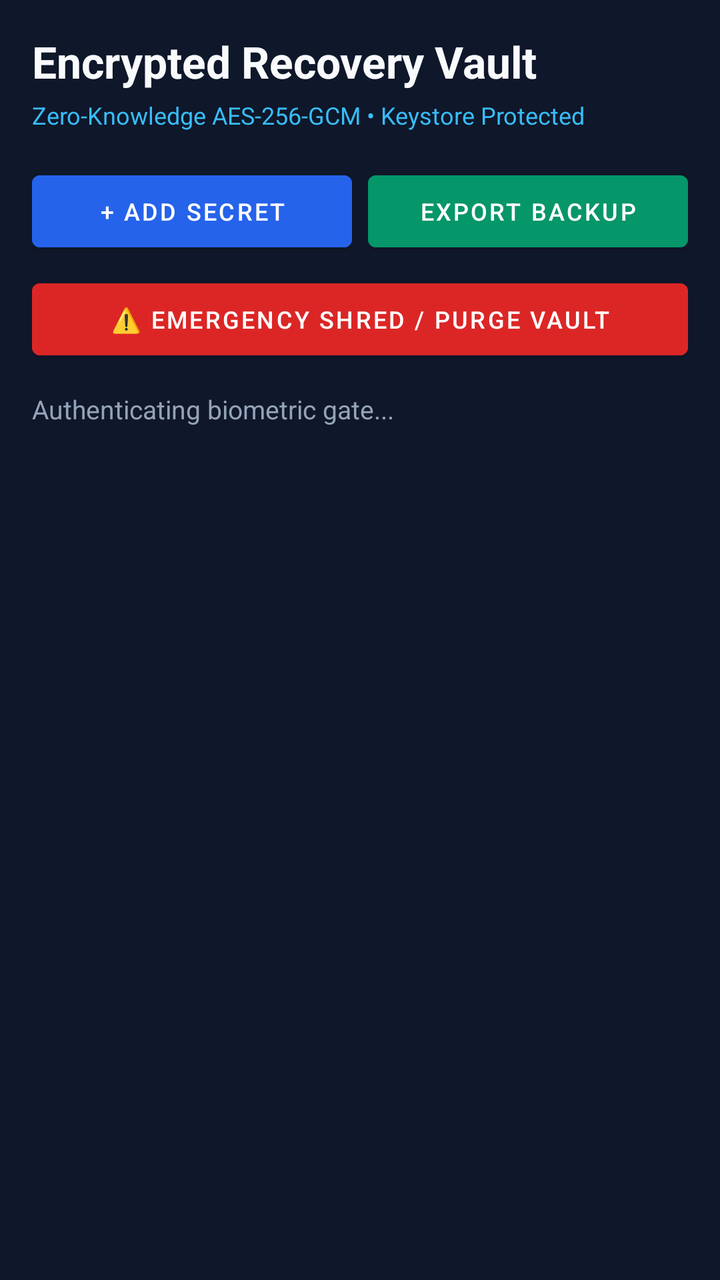
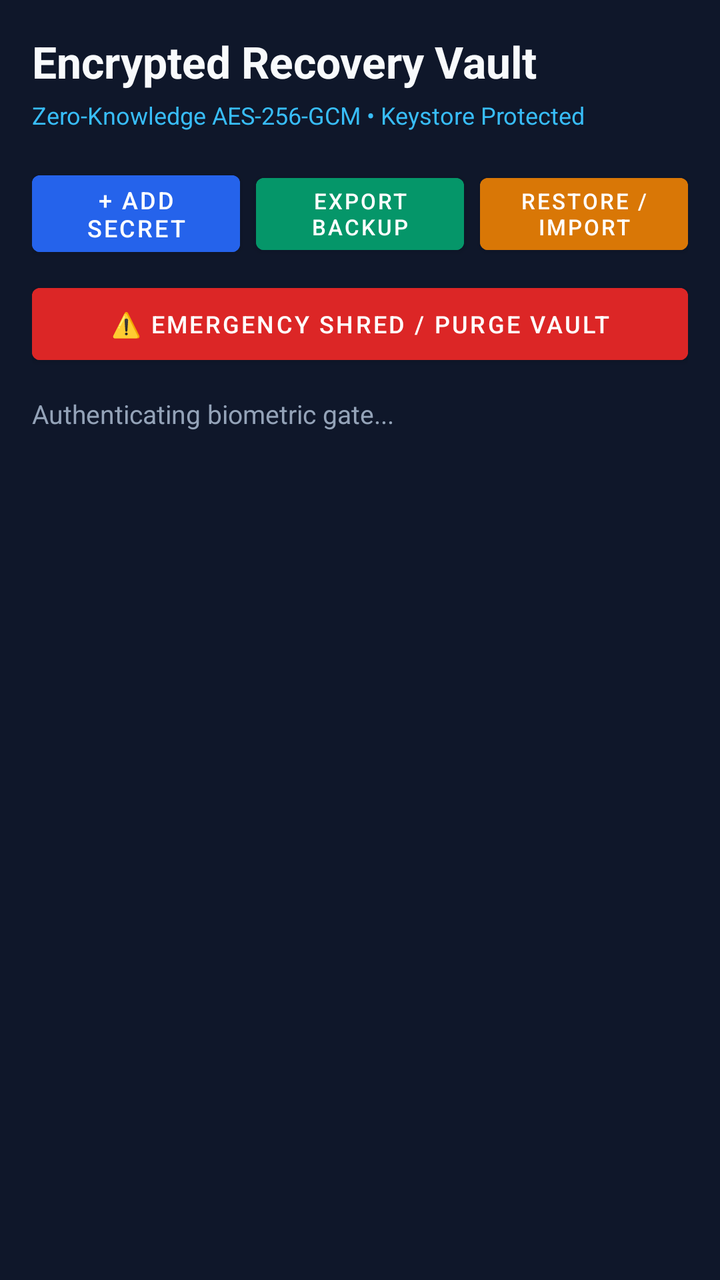

The first picture is an Android layout as it rendered before a commit; the second is the same layout after the commit. The layout source and the unified diff follow.
<!-- AndroidManifest.xml: application theme Theme.Admin -->
<!-- res/layout/activity_vault.xml -->
<?xml version="1.0" encoding="utf-8"?>
<LinearLayout xmlns:android="http://schemas.android.com/apk/res/android"
    android:layout_width="match_parent"
    android:layout_height="match_parent"
    android:orientation="vertical"
    android:background="#0F172A"
    android:padding="16dp">

    
    <TextView
        android:id="@+id/tvVaultTitle"
        android:layout_width="wrap_content"
        android:layout_height="wrap_content"
        android:text="Encrypted Recovery Vault"
        android:textColor="#F8FAFC"
        android:textSize="22sp"
        android:textStyle="bold" />

    <TextView
        android:id="@+id/tvVaultSubtitle"
        android:layout_width="wrap_content"
        android:layout_height="wrap_content"
        android:layout_marginTop="4dp"
        android:text="Zero-Knowledge AES-256-GCM • Keystore Protected"
        android:textColor="#38BDF8"
        android:textSize="12sp" />

    
    <LinearLayout
        android:layout_width="match_parent"
        android:layout_height="wrap_content"
        android:orientation="horizontal"
        android:layout_marginTop="16dp">

        <Button
            android:id="@+id/btnAddSecret"
            android:layout_width="0dp"
            android:layout_height="wrap_content"
            android:layout_weight="1"
            android:text="+ Add Secret"
            android:textSize="12sp"
            android:backgroundTint="#2563EB"
            android:textColor="#FFFFFF" />

        <Space
            android:layout_width="8dp"
            android:layout_height="wrap_content" />

        <Button
            android:id="@+id/btnExportBackup"
            android:layout_width="0dp"
            android:layout_height="wrap_content"
            android:layout_weight="1"
            android:text="Export Backup"
            android:textSize="12sp"
            android:backgroundTint="#059669"
            android:textColor="#FFFFFF" />
    </LinearLayout>

    <Button
        android:id="@+id/btnEmergencyShred"
        android:layout_width="match_parent"
        android:layout_height="wrap_content"
        android:layout_marginTop="6dp"
        android:text="⚠️ Emergency Shred / Purge Vault"
        android:textSize="12sp"
        android:backgroundTint="#DC2626"
        android:textColor="#FFFFFF" />

    
    <TextView
        android:id="@+id/tvVaultStatus"
        android:layout_width="match_parent"
        android:layout_height="wrap_content"
        android:layout_marginTop="12dp"
        android:text="Authenticating biometric gate..."
        android:textColor="#94A3B8"
        android:textSize="13sp" />

    
    <ScrollView
        android:layout_width="match_parent"
        android:layout_height="0dp"
        android:layout_weight="1"
        android:layout_marginTop="12dp">

        <LinearLayout
            android:id="@+id/containerVaultItems"
            android:layout_width="match_parent"
            android:layout_height="wrap_content"
            android:orientation="vertical" />
    </ScrollView>

</LinearLayout>
<!-- resources referenced by this layout -->
<resources>
  <style name="Theme.Admin" parent="Theme.MaterialComponents.DayNight.DarkActionBar">
          <item name="colorPrimary">#0D47A1</item>
          <item name="colorPrimaryVariant">#002171</item>
          <item name="colorOnPrimary">#FFFFFF</item>
      </style>
</resources>

<!-- the commit's change to res/layout/activity_vault.xml (unified diff, before → after) -->
@@ -52,8 +52,22 @@
             android:layout_height="wrap_content"
             android:layout_weight="1"
             android:text="Export Backup"
-            android:textSize="12sp"
+            android:textSize="11sp"
             android:backgroundTint="#059669"
+            android:textColor="#FFFFFF" />
+
+        <Space
+            android:layout_width="8dp"
+            android:layout_height="wrap_content" />
+
+        <Button
+            android:id="@+id/btnRestoreVault"
+            android:layout_width="0dp"
+            android:layout_height="wrap_content"
+            android:layout_weight="1"
+            android:text="Restore / Import"
+            android:textSize="11sp"
+            android:backgroundTint="#D97706"
             android:textColor="#FFFFFF" />
     </LinearLayout>
 
